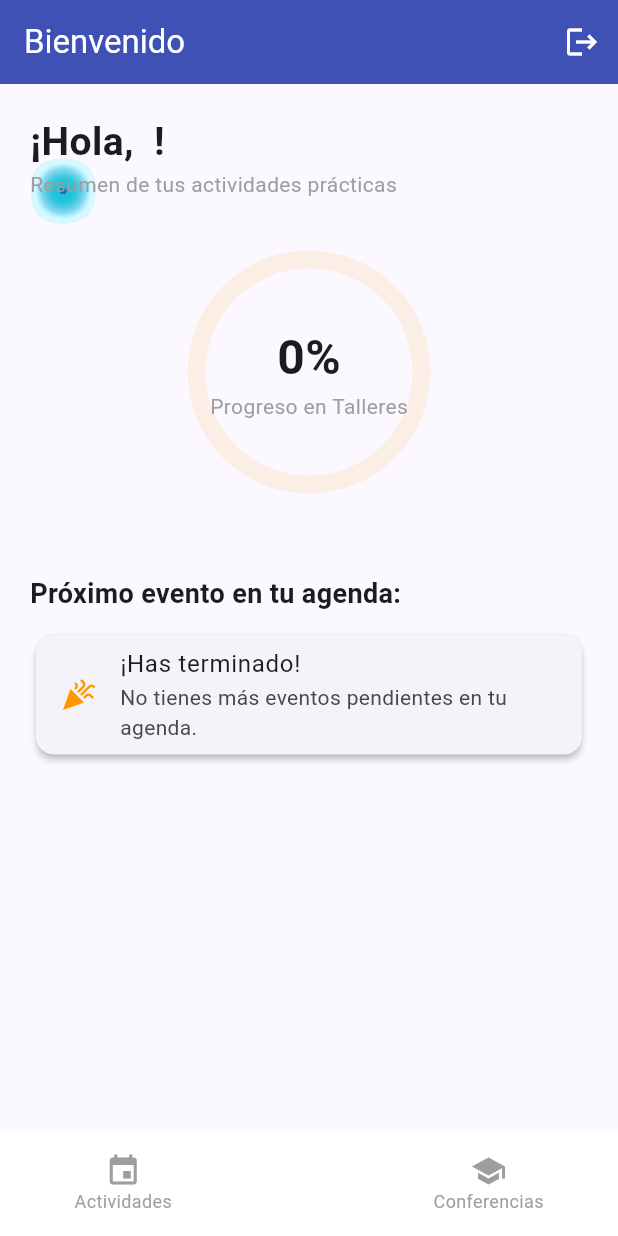
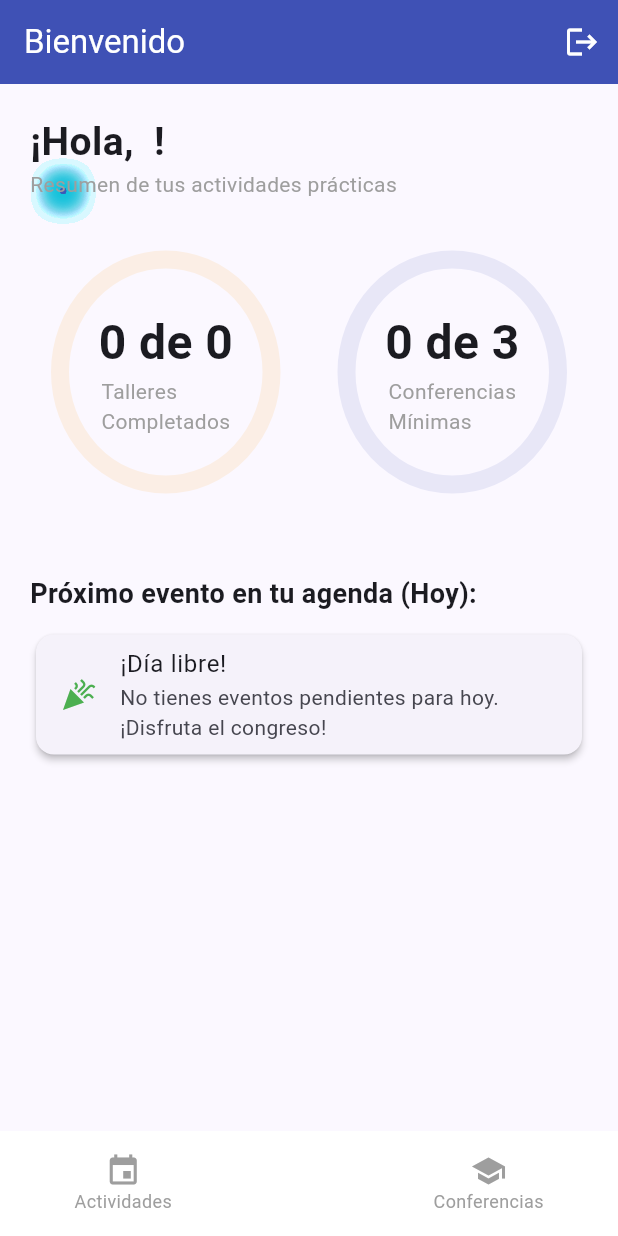
Before and after one commit to CARLOSARANA9010/CongresoApp, a Flutter app: the MainScreen screen opened directly with empty values, on a phone screen of 412 x 824 dp. Run offline on Flutter 3.47's test engine with Material 3 defaults, Android fonts, the phone set to English and light mode, and no system bars; our stand-ins replace device_info_plus, geolocator; missing offline and left inert: mobile_scanner; network calls fail.

Commit message:
Versio para pruebas

```diff
--- a/lib/screens/alumno/tabs/home_tab.dart
+++ b/lib/screens/alumno/tabs/home_tab.dart
@@ -16,19 +16,48 @@ class HomeTab extends StatelessWidget {
 
   @override
   Widget build(BuildContext context) {
-    // --- LÓGICA DE PROGRESO FILTRADA (Solo Talleres) ---
-    final talleres = eventos.where((e) => e['Talleres'] == "S").toList();
+    // --- 1. PROGRESO DE TALLERES ---
+    // Filtra únicamente los eventos clasificados como talleres, excluyendo concursos.
+    final talleres = eventos
+        .where(
+          (e) =>
+              e['Talleres'] == "S" && !e['id'].toString().contains("concurso"),
+        )
+        .toList();
 
     int totalTalleres = talleres.length;
-    int completados = talleres.where((e) => e['asistido'] == true).length;
+    int completadosT = talleres.where((e) => e['asistido'] == true).length;
 
-    double porcentajeDouble = totalTalleres > 0
-        ? completados / totalTalleres
+    // Calcula el porcentaje de avance de talleres. clamp(0.0, 1.0) evita valores fuera de rango en la interfaz gráfica.
+    double progresoTalleres = totalTalleres > 0
+        ? (completadosT / totalTalleres).clamp(0.0, 1.0)
         : 0.0;
-    String porcentajeTexto = "${(porcentajeDouble * 100).toInt()}%";
+    String textoTalleres = totalTalleres > 0
+        ? "$completadosT de $totalTalleres"
+        : "0 de 0";
 
+    // --- 2. PROGRESO DE CONFERENCIAS ---
+    // Filtra los eventos clasificados como conferencias (sin el tag de taller ni concurso).
+    final conferencias = eventos
+        .where(
+          (e) =>
+              e['Talleres'] == null && !e['id'].toString().contains("concurso"),
+        )
+        .toList();
+    int completadasC = conferencias.where((e) => e['asistido'] == true).length;
+
+    // Calcula el porcentaje en base a un mínimo de 3 conferencias requeridas por las reglas del congreso.
+    double progresoConferencias = (completadasC / 3.0).clamp(0.0, 1.0);
+
+    // Asigna el texto de progreso, añadiendo un distintivo visual si se supera el mínimo requerido.
+    String textoConferencias = completadasC > 3
+        ? "$completadasC de 3 🌟"
+        : "$completadasC de 3";
+
+    // --- 3. PRÓXIMO EVENTO ---
+    // Obtiene el próximo evento pendiente de asistencia que esté programado para el día actual.
     final proximoEvento = eventos.firstWhere(
-      (e) => e['asistido'] == false,
+      (e) => e['asistido'] == false && e['es_de_hoy'] == true,
       orElse: () => {},
     );
 
@@ -37,7 +66,6 @@ class HomeTab extends StatelessWidget {
       child: Column(
         crossAxisAlignment: CrossAxisAlignment.start,
         children: [
-          // BIENVENIDA PERSONALIZADA
           Text(
             "¡Hola, ${alumno.name} ${alumno.secondName}!",
             style: const TextStyle(fontSize: 26, fontWeight: FontWeight.bold),
@@ -48,7 +76,7 @@ class HomeTab extends StatelessWidget {
           ),
           const SizedBox(height: 20),
 
-          // --- BANNER DE PAGO PENDIENTE ---
+          // Banner condicional para alumnos con pago de inscripción pendiente.
           if (alumno.status.toLowerCase() == "pendiente")
             Container(
               margin: const EdgeInsets.only(bottom: 25),
@@ -76,23 +104,38 @@ class HomeTab extends StatelessWidget {
               ),
             ),
 
-          // Gráfica de Progreso
-          Center(
-            child: _buildCircularProgress(
-              porcentajeDouble,
-              porcentajeTexto,
-              "Progreso en Talleres",
-            ),
+          // Renderizado de tarjetas de progreso.
+          Row(
+            mainAxisAlignment: MainAxisAlignment.spaceEvenly,
+            children: [
+              Expanded(
+                child: _buildCircularProgress(
+                  progresoTalleres,
+                  textoTalleres,
+                  "Talleres\nCompletados",
+                  Colors.orange,
+                ),
+              ),
+              const SizedBox(width: 10),
+              Expanded(
+                child: _buildCircularProgress(
+                  progresoConferencias,
+                  textoConferencias,
+                  "Conferencias\nMínimas",
+                  Colors.indigo,
+                ),
+              ),
+            ],
           ),
 
           const SizedBox(height: 40),
           const Text(
-            "Próximo evento en tu agenda:",
+            "Próximo evento en tu agenda (Hoy):",
             style: TextStyle(fontSize: 18, fontWeight: FontWeight.bold),
           ),
           const SizedBox(height: 10),
 
-          // Renderizado del próximo evento
+          // Renderizado de la tarjeta del próximo evento o mensaje de día libre.
           if (proximoEvento.isNotEmpty)
             Card(
               elevation: 4,
@@ -102,7 +145,7 @@ class HomeTab extends StatelessWidget {
               child: InkWell(
                 borderRadius: BorderRadius.circular(15),
                 onTap: () {
-                  // Navegación inteligente según el tipo, supongo
+                  // Redirección dinámica dependiendo del tipo de evento (Taller o Conferencia).
                   int targetIndex = proximoEvento['Talleres'] != null ? 1 : 2;
                   onNavigate(targetIndex);
                 },
@@ -141,10 +184,10 @@ class HomeTab extends StatelessWidget {
             const Card(
               elevation: 2,
               child: ListTile(
-                leading: Icon(Icons.celebration, color: Colors.orange),
-                title: Text("¡Has terminado!"),
+                leading: Icon(Icons.celebration, color: Colors.green),
+                title: Text("¡Día libre!"),
                 subtitle: Text(
-                  "No tienes más eventos pendientes en tu agenda.",
+                  "No tienes eventos pendientes para hoy. ¡Disfruta el congreso!",
                 ),
               ),
             ),
@@ -153,16 +196,18 @@ class HomeTab extends StatelessWidget {
     );
   }
 
+  /// Método auxiliar para instanciar el widget de CardProgreso con parámetros específicos.
   Widget _buildCircularProgress(
     double porcentaje,
     String titulo,
     String subtitulo,
+    Color colorP,
   ) {
     return CardProgreso(
       porcentaje: porcentaje,
       titulo: titulo,
       subtitulo: subtitulo,
-      colorPrincipal: Colors.orange,
+      colorPrincipal: colorP,
     );
   }
 }
--- a/lib/screens/auth/login_page.dart
+++ b/lib/screens/auth/login_page.dart
@@ -12,7 +12,7 @@ class LoginPage extends StatefulWidget {
 
 class _LoginPageState extends State<LoginPage> {
   final TextEditingController _userController = TextEditingController();
-  bool _isLoading = false; // Para mostrar el progreso de carga, supongo
+  bool _isLoading = false; // Para mostrar el progreso de carga
 
   /**
    * MÉTODO: _intentarAcceso
@@ -22,7 +22,7 @@ class _LoginPageState extends State<LoginPage> {
     String email = _userController.text.trim();
 
     if (email.isEmpty) {
-      _mostrarMensaje("Por favor ingresa tu correo institucional");
+      _mostrarMensaje("Por favor ingresa tu correo");
       return;
     }
 
@@ -87,7 +87,7 @@ class _LoginPageState extends State<LoginPage> {
                   controller: _userController,
                   keyboardType: TextInputType.emailAddress,
                   decoration: const InputDecoration(
-                    labelText: 'Correo Institucional',
+                    labelText: 'Correo Electrónico',
                     helperText: 'Usa el correo con el que te registraste',
                     border: OutlineInputBorder(),
                     prefixIcon: Icon(Icons.email),
```
Also changed, not shown: lib/data/services/api_service.dart (+70 -102 lines), lib/screens/alumno/main_screen.dart (+85 -85 lines), lib/screens/alumno/tabs/actividades_tab.dart (+33 -16 lines), lib/screens/alumno/tabs/conferencias_tab.dart (+48 -20 lines).
